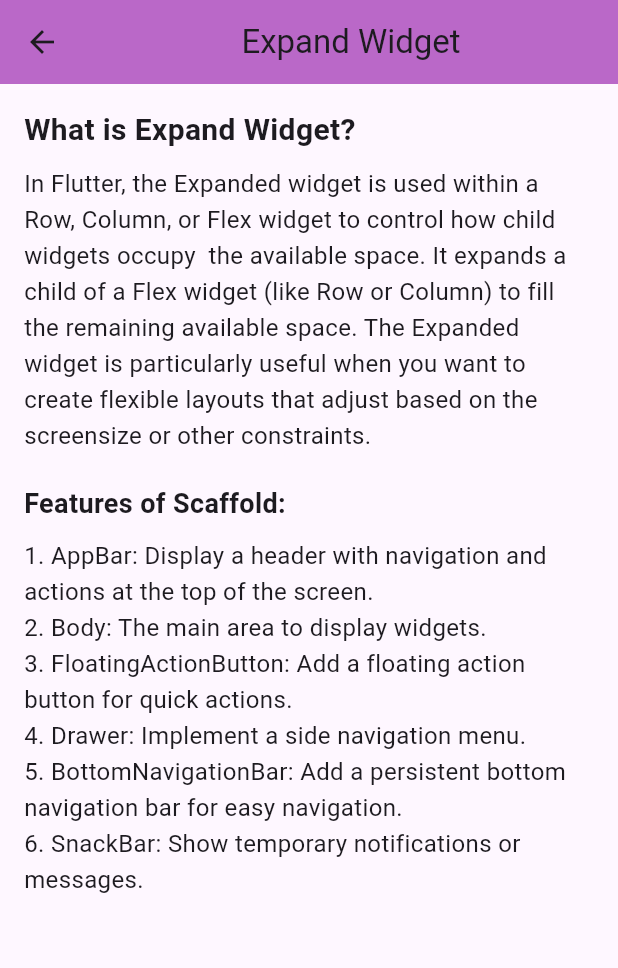
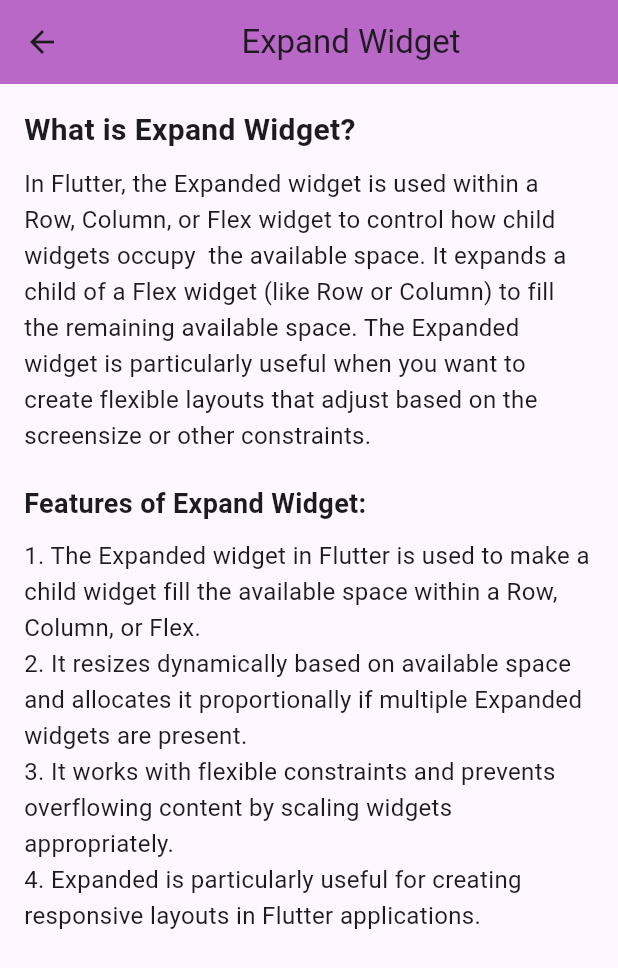
Before and after one commit to mominatufail/WidgetProject, a Flutter app: the screen it shows after launch, scrolled down 574 dp, after a tap on "Expand Widget", on a phone screen of 412 x 824 dp. Shown: the top 968 px of the screen. Run offline on Flutter 3.47's test engine with Material 3 defaults, Android fonts, the phone set to English and light mode, and no system bars.

Commit message:
code updated foe expand widget and splash screen

```diff
--- a/lib/ExpandWidget.dart
+++ b/lib/ExpandWidget.dart
@@ -26,17 +26,15 @@ class ExpandWidgetScreen extends StatelessWidget {
                 ),
                 SizedBox(height: 20),
                 Text(
-                  'Features of Scaffold:',
+                  'Features of Expand Widget:',
                   style: TextStyle(fontSize: 18, fontWeight: FontWeight.bold),
                 ),
                 SizedBox(height: 10),
                 Text(
-                  '1. AppBar: Display a header with navigation and actions at the top of the screen.\n'
-                      '2. Body: The main area to display widgets.\n'
-                      '3. FloatingActionButton: Add a floating action button for quick actions.\n'
-                      '4. Drawer: Implement a side navigation menu.\n'
-                      '5. BottomNavigationBar: Add a persistent bottom navigation bar for easy navigation.\n'
-                      '6. SnackBar: Show temporary notifications or messages.\n',
+                  '1. The Expanded widget in Flutter is used to make a child widget fill the available space within a Row, Column, or Flex. \n'
+                      '2. It resizes dynamically based on available space and allocates it proportionally if multiple Expanded widgets are present.\n'
+                      '3. It works with flexible constraints and prevents overflowing content by scaling widgets appropriately.\n'
+                      '4. Expanded is particularly useful for creating responsive layouts in Flutter applications.\n',
                   style: TextStyle(fontSize: 16, height: 1.5),
                 ),
                 SizedBox(height: 20),
--- a/lib/Views/SplashScreen-View/SplashScreenView.dart
+++ b/lib/Views/SplashScreen-View/SplashScreenView.dart
@@ -13,7 +13,7 @@ class _SplashscreenState extends State<Splashscreen> {
   void initState() {
     // TODO: implement initState
     super.initState();
-    Future.delayed(Duration(seconds: 5), () {
+    Future.delayed(Duration(seconds: 4), () {
       Navigator.push(
           context, MaterialPageRoute(builder: (context) => HomeView()));
     });
```
